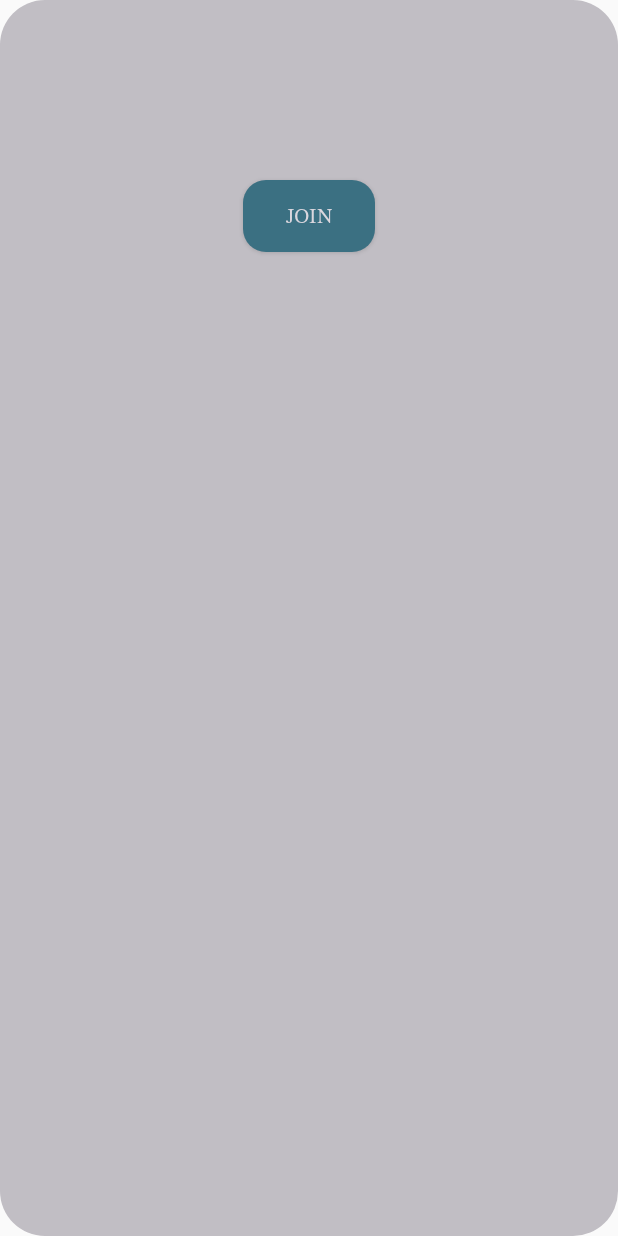
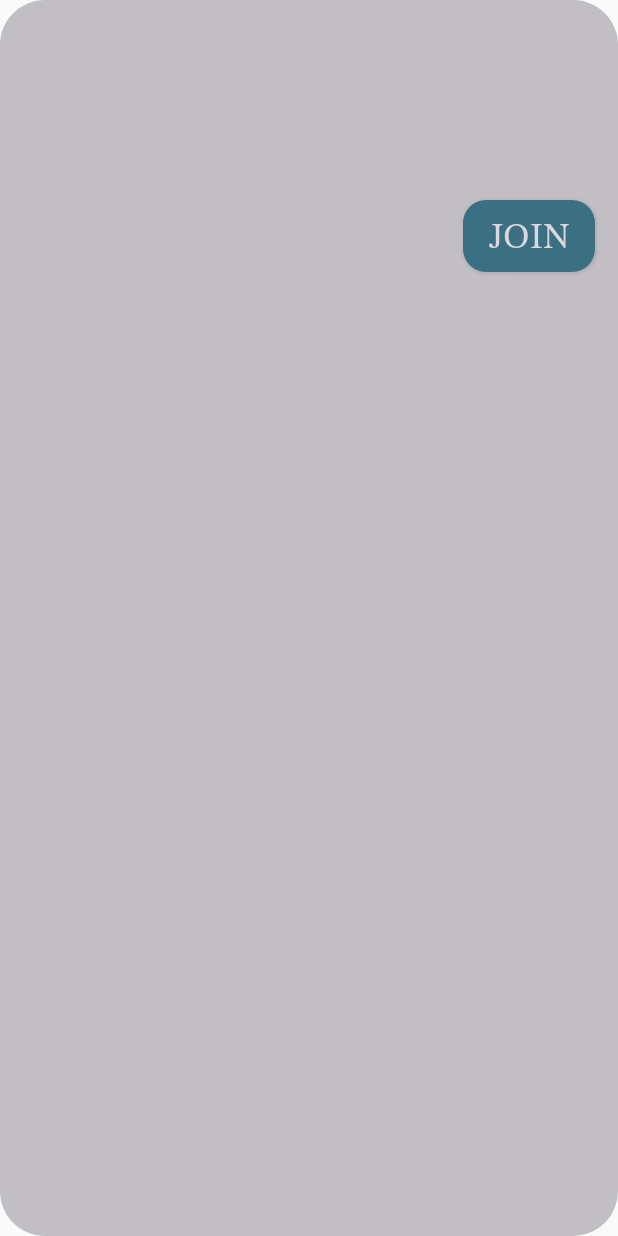
Before and after one commit to gedar0082/Debater, an Android app: the layout debate_open.xml on its own in the app's theme, with its tools: preview values and no code run, on a phone screen of 412 x 824 dp. Run offline under Robolectric (Android 15) with nearby library versions, the phone set to English and light mode, and no system bars.

Commit message:
debate fragment restyling

```diff
--- a/app/src/main/res/layout/debate_open.xml
+++ b/app/src/main/res/layout/debate_open.xml
@@ -11,11 +11,13 @@
         android:id="@+id/debate_open_name"
         android:layout_width="match_parent"
         android:layout_height="wrap_content"
-        android:layout_marginVertical="10dp"
-        android:layout_marginHorizontal="10dp"
         android:fontFamily="@font/stix"
-        android:gravity="center"
-        android:textColor="@color/textPrimary">
+        android:gravity="start"
+        android:text=""
+        android:textColor="@color/textPrimary"
+        android:textSize="20sp"
+        android:layout_marginTop="10dp"
+        android:layout_marginStart="15dp">
 
     </TextView>
 
@@ -23,23 +25,29 @@
         android:id="@+id/debate_open_description"
         android:layout_width="match_parent"
         android:layout_height="wrap_content"
-        android:layout_marginVertical="10dp"
-        android:layout_marginHorizontal="10dp"
         android:fontFamily="@font/stix"
-        android:gravity="center"
-        android:textColor="@color/textPrimary">
+        android:gravity="start"
+        android:text=""
+        android:textColor="@color/textPrimary"
+        android:textSize="20sp"
+        android:layout_marginTop="10dp"
+        android:layout_marginStart="15dp"
+        />
 
-    </TextView>
+
 
     <TextView
         android:id="@+id/debate_open_rules"
         android:layout_width="match_parent"
         android:layout_height="wrap_content"
-        android:layout_marginVertical="10dp"
-        android:layout_marginHorizontal="10dp"
         android:fontFamily="@font/stix"
-        android:gravity="center"
-        android:textColor="@color/textPrimary"/>
+        android:gravity="start"
+        android:text=""
+        android:textColor="@color/textPrimary"
+        android:textSize="20sp"
+        android:layout_marginTop="10dp"
+        android:layout_marginStart="15dp"
+        />
 
     <Button
         android:id="@+id/debate_open_btn_enter"
@@ -48,8 +56,10 @@
         android:background="@drawable/btn_round"
         android:fontFamily="@font/stix"
         android:gravity="center"
-        android:layout_marginHorizontal="10dp"
-        android:layout_gravity="center"
+        android:layout_marginEnd="15dp"
+        android:layout_marginVertical="15dp"
+        android:layout_gravity="end"
+        android:textSize="24sp"
         android:text="@string/debate_open_btn_enter"
         android:textColor="@color/colorPrimary">
 
--- a/app/src/main/res/layout/fragment_argument_map.xml
+++ b/app/src/main/res/layout/fragment_argument_map.xml
@@ -10,11 +10,13 @@
 
     <androidx.constraintlayout.widget.ConstraintLayout
         android:layout_width="match_parent"
-        android:layout_height="match_parent">
+        android:layout_height="match_parent"
+        android:background="@color/colorPrimary">
 
         <com.otaliastudios.zoom.ZoomLayout
             android:layout_width="match_parent"
             android:layout_height="match_parent"
+            android:background="@color/colorPrimary"
             app:hasClickableChildren="true"
             app:layout_constraintBottom_toBottomOf="parent"
             app:layout_constraintEnd_toEndOf="parent"
@@ -25,7 +27,7 @@
                 android:id="@+id/argument_map_graph"
                 android:layout_width="match_parent"
                 android:layout_height="match_parent"
-                app:lineColor="@android:color/holo_blue_dark"
+                app:lineColor="@color/colorAccent"
                 app:lineThickness="2dp"
                 app:useMaxSize="true" />
 
--- a/app/src/main/res/layout/fragment_thesis_map.xml
+++ b/app/src/main/res/layout/fragment_thesis_map.xml
@@ -10,7 +10,8 @@
 
     <androidx.constraintlayout.widget.ConstraintLayout
         android:layout_width="match_parent"
-        android:layout_height="match_parent">
+        android:layout_height="match_parent"
+        >
 
         <de.blox.graphview.GraphView
             android:id="@+id/graph"
@@ -20,7 +21,7 @@
             app:layout_constraintEnd_toEndOf="parent"
             app:layout_constraintStart_toStartOf="parent"
             app:layout_constraintTop_toTopOf="parent"
-            app:lineColor="@android:color/holo_blue_dark"
+            app:lineColor="@color/colorAccent"
             app:lineThickness="2dp"
             app:useMaxSize="true" />
 
@@ -29,7 +30,6 @@
             android:layout_width="60dp"
             android:layout_height="60dp"
             android:background="@drawable/ic_baseline_settings_24"
-
             android:onClick="@{()->vm.thesisOptions()}"
             app:layout_constraintBottom_toBottomOf="parent"
             app:layout_constraintEnd_toEndOf="parent"
--- a/app/src/main/res/layout/thesis_map_node.xml
+++ b/app/src/main/res/layout/thesis_map_node.xml
@@ -12,7 +12,7 @@
         android:id="@+id/tm_node"
         android:layout_width="100dp"
         android:layout_height="100dp"
-        android:background="@drawable/card_round10"
+        android:background="@drawable/card_round5"
         android:orientation="vertical"
         android:paddingStart="10dp"
         android:paddingLeft="10dp"
--- a/app/src/main/res/values/strings.xml
+++ b/app/src/main/res/values/strings.xml
@@ -10,6 +10,8 @@
         %4$s</string>
 
     <string name="debate_card_created_by">Created by %1$s</string>
+
+    <string name="debate_string_cutter">%1$s… Read more</string>
 
     <!--  debate_open -->
     <string name="debate_open_btn_enter">Join</string>
```
Also changed, not shown: app/src/main/java/com/gedar0082/debater/view/adapters/DebateAdapter.kt (+15 -2 lines), app/src/main/res/drawable/ic_baseline_settings_24.xml (+11 -4 lines), app/src/main/res/drawable/ic_settings.xml (added, +12 -0 lines), app/src/main/res/layout/debate_card.xml (+28 -16 lines), app/src/main/res/layout/dialog_new_debate.xml (+11 -3 lines).
